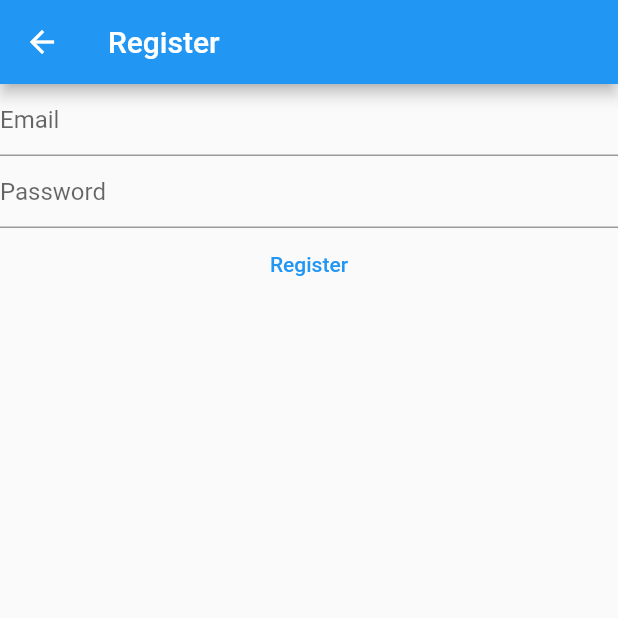
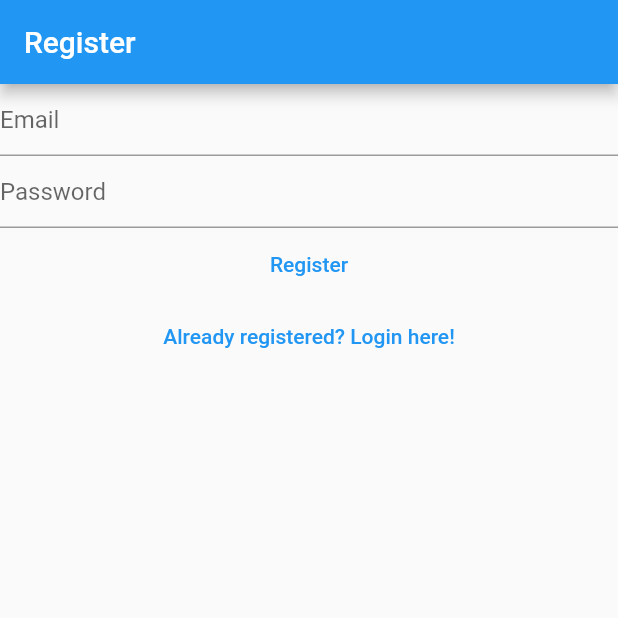
Before and after one commit to ilagon/mynotes-flutter-tutorial, a Flutter app: the RegisterView screen opened directly, on a phone screen of 412 x 824 dp, the top half of it. Run offline on Flutter 3.47's test engine with Material 2 defaults, Android fonts, the phone set to English and light mode, and no system bars; our stand-ins replace firebase_auth, firebase_core; accounts and stored records are empty.

Commit message:
Created verify view and linked login and register page via named route

```diff
--- a/lib/views/register_view.dart
+++ b/lib/views/register_view.dart
@@ -1,8 +1,5 @@
 import 'package:firebase_auth/firebase_auth.dart';
-import 'package:firebase_core/firebase_core.dart';
 import 'package:flutter/material.dart';
-
-import '../firebase_options.dart';
 
 class RegisterView extends StatefulWidget {
   const RegisterView({Key? key}) : super(key: key);
@@ -33,16 +30,9 @@ class _RegisterViewState extends State<RegisterView> {
   Widget build(BuildContext context) {
     return Scaffold(
       appBar: AppBar(
-        title: const Text('Register'),
+        title: const Text("Register"),
       ),
-      body: FutureBuilder(
-        future: Firebase.initializeApp(
-          options: DefaultFirebaseOptions.currentPlatform,
-        ),
-        builder: (context, snapshot) {
-          switch (snapshot.connectionState) {
-            case ConnectionState.done:
-              return Column(
+      body: Column(
         children: [
           TextField(
             controller: _email,
@@ -79,12 +69,14 @@ class _RegisterViewState extends State<RegisterView> {
             },
             child: const Text('Register'),
           ),
+          TextButton(
+            onPressed: () {
+              Navigator.of(context)
+                  .pushNamedAndRemoveUntil("/login/", (route) => false);
+            },
+            child: const Text("Already registered? Login here!"),
+          ),
         ],
-              );
-            default:
-              return const Text('Loading...');
-          }
-        },
       ),
     );
   }
```
Also changed, not shown: lib/main.dart (+14 -11 lines), lib/views/login_view.dart (+9 -17 lines), lib/views/verify_view.dart (added, +32 -0 lines). Lines whose indentation alone changed are shown as unchanged.
